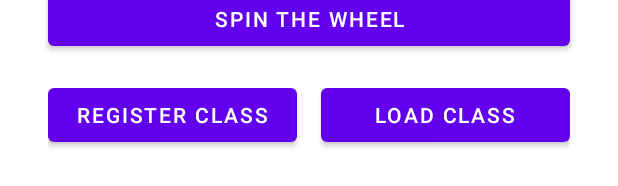
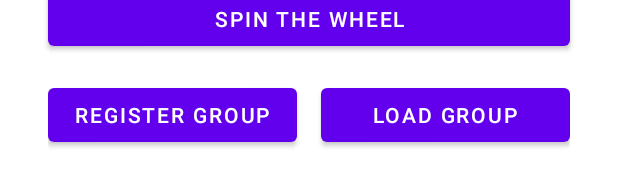
Before and after one commit to Jochengehtab/LuckyWheel, an Android app: the layout activity_main.xml on its own in the app's theme, with its tools: preview values and no code run, on a phone screen of 412 x 824 dp. Shown: the part 1037-1223 px from the top of the screen. Run offline under Robolectric (Android 15) with nearby library versions, the phone set to English and light mode, and no system bars; plain views replace LuckyWheel.

Commit message:
begin of refactor

```diff
--- a/app/src/main/res/layout/activity_all_classes.xml
+++ b/app/src/main/res/layout/activity_all_classes.xml
@@ -4,7 +4,7 @@
     xmlns:tools="http://schemas.android.com/tools"
     android:layout_width="match_parent"
     android:layout_height="match_parent"
-    tools:context=".AllClassesActivity">
+    tools:context=".activity.Overview">
 
     <ImageButton
         android:id="@+id/back"
--- a/app/src/main/res/layout/activity_main.xml
+++ b/app/src/main/res/layout/activity_main.xml
@@ -4,7 +4,7 @@
     xmlns:tools="http://schemas.android.com/tools"
     android:layout_width="match_parent"
     android:layout_height="match_parent"
-    tools:context=".MainActivity">
+    tools:context=".activity.Main">
 
     <com.bluehomestudio.luckywheel.LuckyWheel
         android:id="@+id/lwv"
@@ -23,7 +23,7 @@
         android:layout_marginStart="32dp"
         android:layout_marginEnd="32dp"
         android:layout_marginBottom="24dp"
-        android:hint="Enter a name"
+        android:hint="@string/enter_a_name"
         android:inputType="textPersonName"
         app:layout_constraintBottom_toTopOf="@+id/btnSpin"
         app:layout_constraintEnd_toEndOf="parent"
@@ -36,7 +36,7 @@
         android:layout_marginStart="32dp"
         android:layout_marginEnd="32dp"
         android:layout_marginBottom="16dp"
-        android:text="Spin the Wheel"
+        android:text="@string/spin_the_wheel"
         app:layout_constraintBottom_toTopOf="@+id/linearLayout"
         app:layout_constraintEnd_toEndOf="parent"
         app:layout_constraintStart_toStartOf="parent" />
@@ -54,20 +54,20 @@
         app:layout_constraintStart_toStartOf="parent">
 
         <Button
-            android:id="@+id/registerClass"
+            android:id="@+id/registerGroup"
             android:layout_width="0dp"
             android:layout_height="wrap_content"
             android:layout_marginEnd="8dp"
             android:layout_weight="1"
-            android:text="Register Class" />
+            android:text="@string/register_group" />
 
         <Button
-            android:id="@+id/load"
+            android:id="@+id/load_group"
             android:layout_width="0dp"
             android:layout_height="wrap_content"
             android:layout_marginStart="8dp"
             android:layout_weight="1"
-            android:text="Load Class" />
+            android:text="@string/load_group" />
     </LinearLayout>
 
 </androidx.constraintlayout.widget.ConstraintLayout>
--- a/app/src/main/res/layout/activity_show_winner.xml
+++ b/app/src/main/res/layout/activity_show_winner.xml
@@ -5,7 +5,7 @@
     android:layout_width="match_parent"
     android:layout_height="match_parent"
     android:padding="16dp"
-    tools:context=".ShowWinner">
+    tools:context=".activity.Result">
 
     <TextView
         android:id="@+id/winner_label"
--- a/app/src/main/res/values/strings.xml
+++ b/app/src/main/res/values/strings.xml
@@ -1,6 +1,11 @@
 <resources>
     <string name="app_name">Luck Wheel</string>
     <string name="shown">Adding a new class</string>
-    <string name="das_sind_die_eigegebenen_namen">These are the entered names:</string>
-    <string name="bghene">Add Students</string>
+    <string name="entered_names">These are the entered names:</string>
+    <string name="add_student">Add Students</string>
+    <string name="back_to_main_menu">Back to main menu</string>
+    <string name="enter_a_name">Enter a name</string>
+    <string name="spin_the_wheel">Spin the Wheel</string>
+    <string name="register_group">Register Group</string>
+    <string name="load_group">Load Group</string>
 </resources>
```
Also changed, not shown: app/src/main/AndroidManifest.xml (+4 -4 lines), app/src/main/java/com/jochengehtab/luckwheel/activity/Main.java (renamed from app/src/main/java/com/jochengehtab/luckwheel/MainActivity.java, +12 -11 lines), app/src/main/java/com/jochengehtab/luckwheel/activity/Overview.java (renamed from app/src/main/java/com/jochengehtab/luckwheel/AllClassesActivity.java, +6 -8 lines), app/src/main/java/com/jochengehtab/luckwheel/activity/RegisterGroup.java (renamed from app/src/main/java/com/jochengehtab/luckwheel/RegisterClassActivity.java, +12 -12 lines), app/src/main/java/com/jochengehtab/luckwheel/activity/Result.java (renamed from app/src/main/java/com/jochengehtab/luckwheel/ShowWinner.java, +5 -7 lines), app/src/main/res/layout/activity_register_class.xml (+4 -4 lines).
